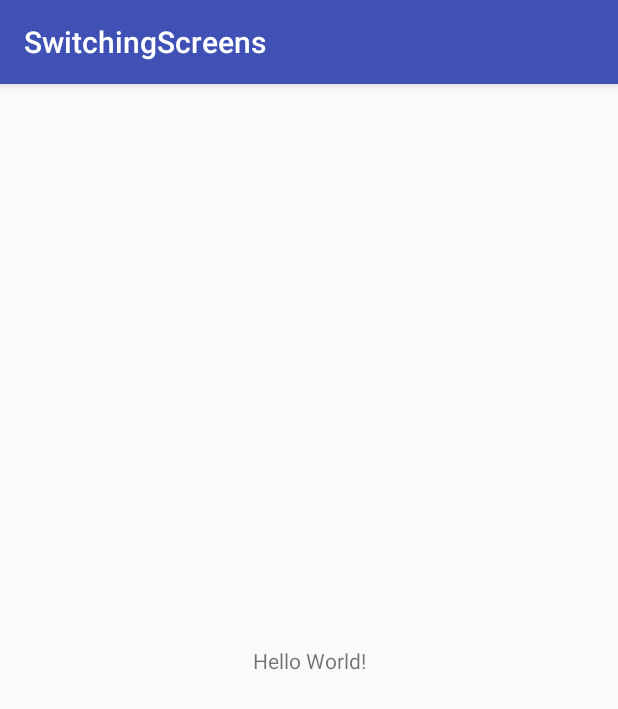
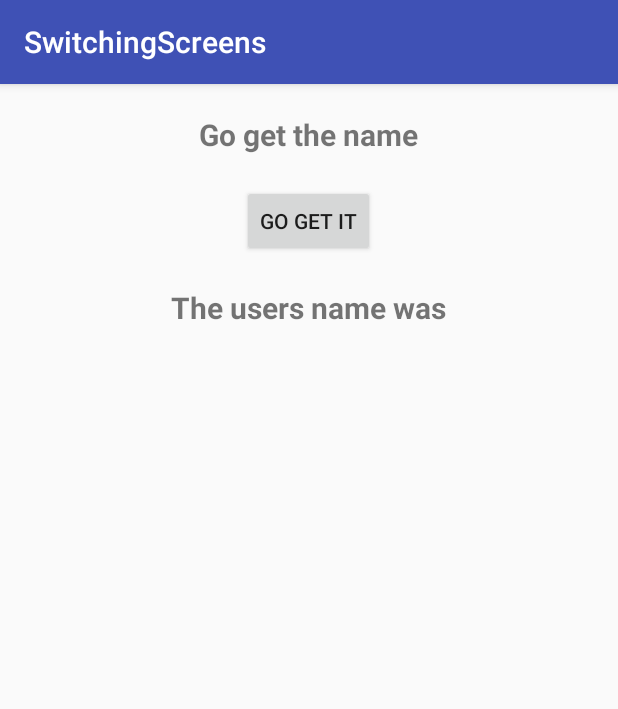
Before and after one commit to CaddyDz/Java, an Android app: the screen it shows after launch (MainActivity), on a phone screen of 412 x 824 dp. Shown: the top 709 px of the screen. Run offline under Robolectric (Android 15) with nearby library versions, the phone set to English and light mode, and no system bars.

Commit message:
Sync
Signed-off-by: Caddy Dz <tbitw31@gmail.com>

```diff
--- a/app/src/main/res/layout/activity_main.xml
+++ b/app/src/main/res/layout/activity_main.xml
@@ -1,19 +1,37 @@
 <?xml version="1.0" encoding="utf-8"?>
-<android.support.constraint.ConstraintLayout
+<LinearLayout
     xmlns:android="http://schemas.android.com/apk/res/android"
     xmlns:tools="http://schemas.android.com/tools"
     xmlns:app="http://schemas.android.com/apk/res-auto"
     android:layout_width="match_parent"
     android:layout_height="match_parent"
-    tools:context="com.englishdz.switchingscreens.MainActivity">
+    android:padding="20dp"
+    android:gravity="center|top"
+    tools:context="com.englishdz.switchingscreens.MainActivity"
+    android:orientation="vertical">
 
     <TextView
         android:layout_width="wrap_content"
         android:layout_height="wrap_content"
-        android:text="Hello World!"
-        app:layout_constraintBottom_toBottomOf="parent"
-        app:layout_constraintLeft_toLeftOf="parent"
-        app:layout_constraintRight_toRightOf="parent"
-        app:layout_constraintTop_toTopOf="parent" />
+        android:text="@string/get_the_name_text_view"
+        android:textStyle="bold"
+        android:textSize="20sp"/>
 
-</android.support.constraint.ConstraintLayout>
+    <Button
+        android:id="@+id/button"
+        android:layout_width="wrap_content"
+        android:layout_height="wrap_content"
+        android:layout_marginTop="20dp"
+        android:onClick="onGetNameClick"
+        android:text="Go get it"/>
+
+    <TextView
+        android:layout_width="wrap_content"
+        android:layout_height="wrap_content"
+        android:text="@string/users_name_sent_back"
+        android:textStyle="bold"
+        android:textSize="20sp"
+        android:layout_marginTop="20dp"
+        android:id="@+id/users_name_message"/>
+
+</LinearLayout>
--- a/app/src/main/res/values/strings.xml
+++ b/app/src/main/res/values/strings.xml
@@ -1,3 +1,8 @@
 <resources>
     <string name="app_name">SwitchingScreens</string>
+    <string name="enter_your_name">Enter your name:</string>
+        <string name="enter_name_button_text">Enter</string>
+    <string name="calling_activity_message">The calling activity was</string>
+    <string name="get_the_name_text_view">Go get the name</string>
+    <string name="users_name_sent_back">The users name was</string>
 </resources>
```
Also changed, not shown: app/src/main/res/layout/second_layout.xml (added, +39 -0 lines).
